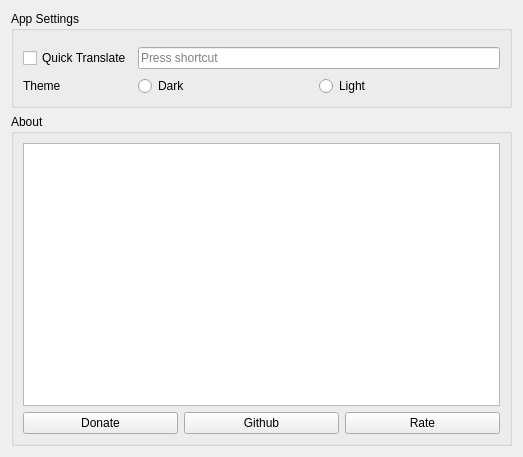
Old version of the form src/settings.ui in the repository keshavbhatt/glate.
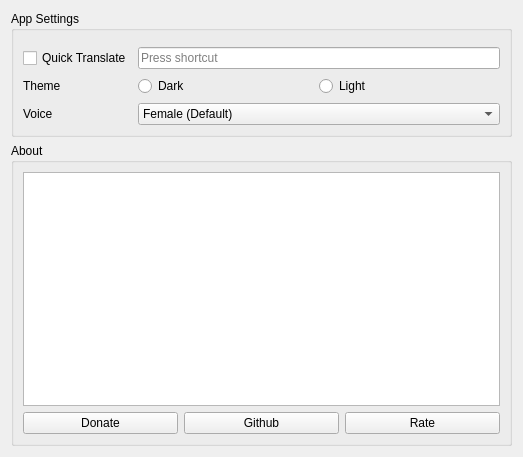
New version of the form. Icons and pictures are not drawn. Custom widgets are drawn as their Qt base class.

The edit to the form file:
```diff
--- a/src/settings.ui
+++ b/src/settings.ui
@@ -45,6 +45,13 @@
           </property>
          </widget>
         </item>
+        <item row="2" column="0">
+         <widget class="QLabel" name="voiceLabel">
+          <property name="text">
+           <string>Voice</string>
+          </property>
+         </widget>
+        </item>
         <item row="0" column="1">
          <widget class="QKeySequenceEdit" name="keySequenceEdit"/>
         </item>
@@ -66,6 +73,20 @@
           </item>
          </layout>
         </item>
+        <item row="2" column="1">
+         <widget class="QComboBox" name="voiceGenderGlobal">
+          <item>
+           <property name="text">
+            <string>Female (Default)</string>
+           </property>
+          </item>
+          <item>
+           <property name="text">
+            <string>Male</string>
+           </property>
+          </item>
+         </widget>
+        </item>
        </layout>
       </item>
      </layout>
```
